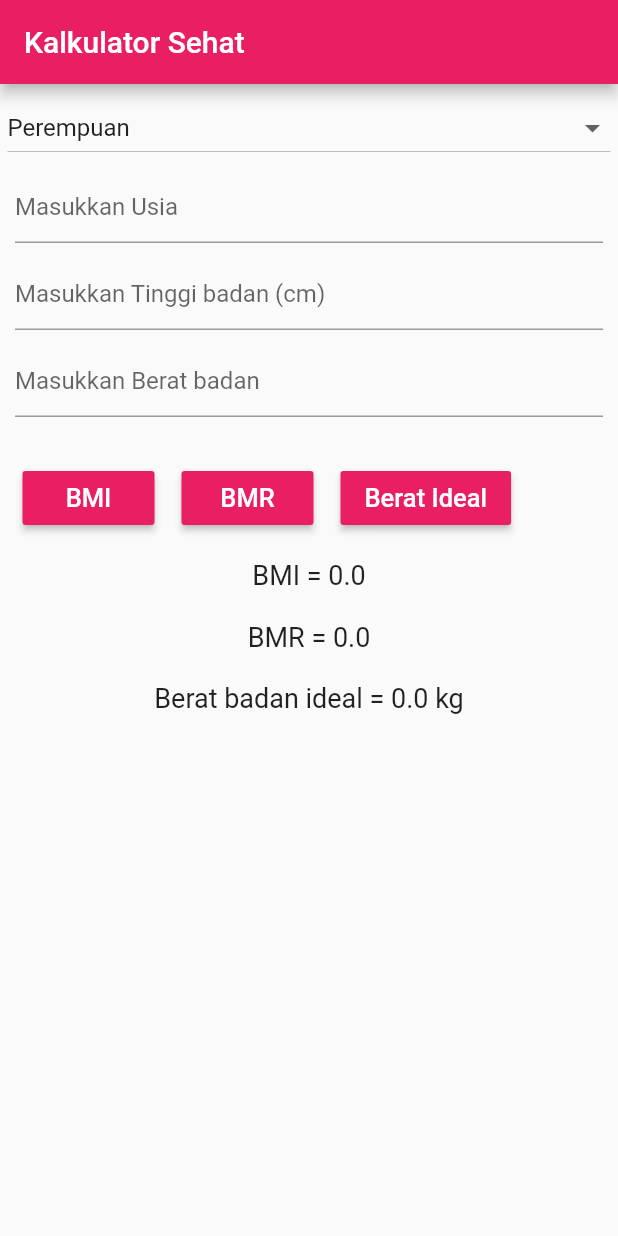
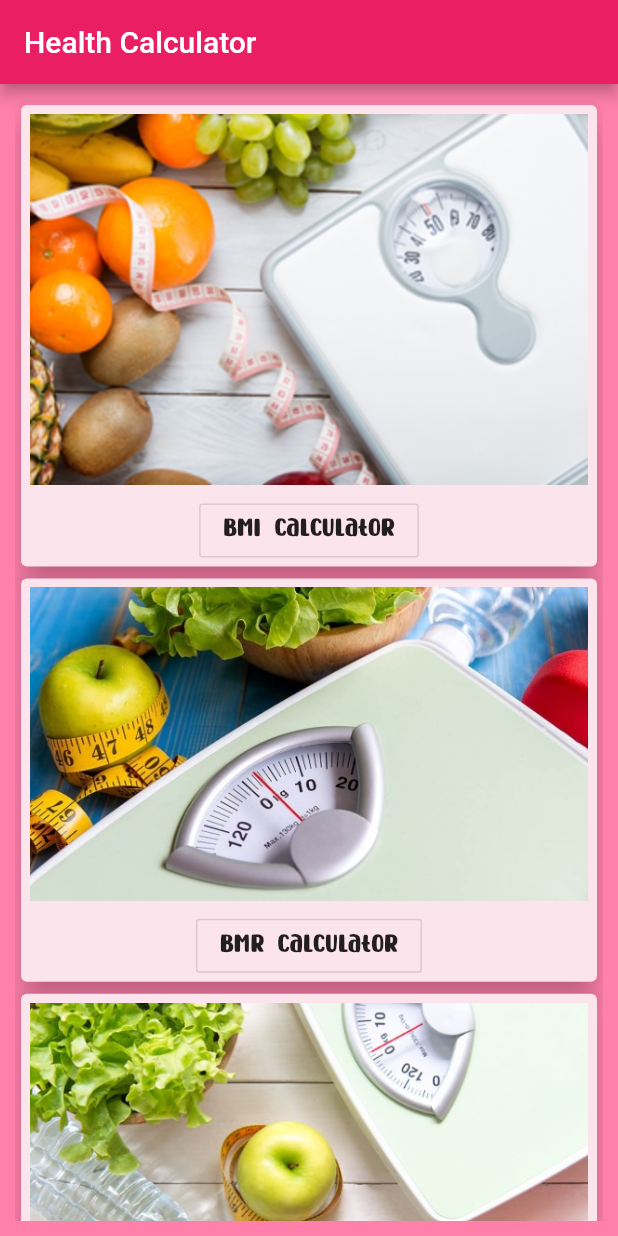
Before and after one commit to ayuariesta/dicoding_ayu_ariesta, a Flutter app: the screen it shows after launch, on a phone screen of 412 x 824 dp. Run offline on Flutter 3.47's test engine with Material 2 defaults, Android fonts, the phone set to English and light mode, and no system bars.

Commit message:
penambahan dicoding

```diff
--- a/lib/beratBadan.dart
+++ b/lib/beratBadan.dart
@@ -11,7 +11,7 @@ class FormBB extends StatelessWidget {
   @override
   Widget build(BuildContext context) {
     return Container(
-      margin: EdgeInsets.fromLTRB(10, 0, 10, 10),
+      margin: EdgeInsets.fromLTRB(35, 5, 35, 5),
       child: TextFormField(
         decoration: InputDecoration(hintText: 'Masukkan Berat badan'),
         controller: inputBB,
--- a/lib/convert.dart
+++ b/lib/convert.dart
@@ -13,7 +13,7 @@ class Convert extends StatelessWidget {
   @override
   Widget build(BuildContext context) {
     return Container(
-      margin: EdgeInsets.fromLTRB(15, 20, 3, 7),
+      margin: EdgeInsets.fromLTRB(15, 50, 3, 7),
       child: RaisedButton(
         //memasukkan function hitung di onPressed
         onPressed: _hitung,
--- a/lib/formUsia.dart
+++ b/lib/formUsia.dart
@@ -11,7 +11,7 @@ class Formulir extends StatelessWidget {
   @override
   Widget build(BuildContext context) {
     return Container(
-      margin: EdgeInsets.fromLTRB(10, 0, 10, 10),
+      margin: EdgeInsets.fromLTRB(35, 0, 35, 10),
       child: TextFormField(
         decoration: InputDecoration(
           hintText: 'Masukkan Usia',
--- /dev/null
+++ b/lib/home.dart
@@ -0,0 +1,107 @@
+import 'package:flutter/material.dart';
+import 'package:quiz1_ayu_ariesta/perhitunganBMI.dart';
+import 'package:quiz1_ayu_ariesta/perhitunganBMR.dart';
+import 'package:quiz1_ayu_ariesta/perhitunganIdeal.dart';
+
+class Home extends StatelessWidget {
+  @override
+  Widget build(BuildContext context) {
+    return MaterialApp(
+      debugShowCheckedModeBanner: false,
+      home: Scaffold(
+        backgroundColor: Colors.pinkAccent.shade100,
+        body: Container(
+          margin: EdgeInsets.all(10),
+          child: ListView(
+            children: <Widget>[
+              Card(
+                color: Colors.pink.shade50,
+                elevation: 8,
+                child: Column(
+                  children: <Widget>[
+                    Container(
+                      margin: EdgeInsets.all(6),
+                      child: Image.asset(
+                        'assets/images/BMI1.png',
+                        fit: BoxFit.cover,
+                      ),
+                    ),
+                    OutlineButton(
+                      onPressed: () {
+                        Navigator.push(context,
+                            MaterialPageRoute(builder: (context) {
+                          return BMICalculator();
+                        }));
+                      },
+                      child: Text(
+                        "BMI Calculator",
+                        style: TextStyle(
+                            fontFamily: 'Caramel Sweets', fontSize: 17),
+                      ),
+                    )
+                  ],
+                ),
+              ),
+              Card(
+                color: Colors.pink.shade50,
+                elevation: 8,
+                child: Column(
+                  children: <Widget>[
+                    Container(
+                      margin: EdgeInsets.all(6),
+                      child: Image.asset(
+                        'assets/images/BMIGambar.jpg',
+                        fit: BoxFit.cover,
+                      ),
+                    ),
+                    OutlineButton(
+                      onPressed: () {
+                        Navigator.push(context,
+                            MaterialPageRoute(builder: (context) {
+                          return BMRCalculator();
+                        }));
+                      },
+                      child: Text(
+                        "BMR Calculator",
+                        style: TextStyle(
+                            fontFamily: 'Caramel Sweets', fontSize: 17),
+                      ),
+                    )
+                  ],
+                ),
+              ),
+              Card(
+                color: Colors.pink.shade50,
+                elevation: 8,
+                child: Column(
+                  children: <Widget>[
+                    Container(
+                      margin: EdgeInsets.all(6),
+                      child: Image.asset(
+                        'assets/images/BMI2.png',
+                        fit: BoxFit.cover,
+                      ),
+                    ),
+                    OutlineButton(
+                      onPressed: () {
+                        Navigator.push(context,
+                            MaterialPageRoute(builder: (context) {
+                          return Ideal();
+                        }));
+                      },
+                      child: Text(
+                        "Ideal Calculator",
+                        style: TextStyle(
+                            fontFamily: 'Caramel Sweets', fontSize: 17),
+                      ),
+                    )
+                  ],
+                ),
+              ),
+            ],
+          ),
+        ),
+      ),
+    );
+  }
+}
--- a/lib/main.dart
+++ b/lib/main.dart
@@ -1,82 +1,11 @@
 import 'package:flutter/material.dart';
-import 'package:flutter/services.dart';
-import 'beratBadan.dart';
-import 'tinggiBadan.dart';
-import 'convert.dart';
-import 'formUsia.dart';
+import 'package:quiz1_ayu_ariesta/home.dart';
 
 void main() {
   runApp(MyApp());
 }
 
-class MyApp extends StatefulWidget {
-  // This widget is the root of your application.
-  @override
-  _MyAppState createState() => _MyAppState();
-}
-
-class _MyAppState extends State<MyApp> {
-  //controller
-  var listJenis = ["Laki-laki", "Perempuan"];
-  String _jenis = "Perempuan";
-  var inputUsia = new TextEditingController();
-  var inputTB = new TextEditingController();
-  var inputBB = new TextEditingController();
-
-  //state
-  double _inputUsia = 0;
-  double _inputTinggi = 0;
-  double _inputBerat = 0;
-  double _resultBMI = 0;
-  double _resultBMR = 0;
-  double _resultIdeal = 0;
-
-  _dropdownChange(String value) {
-    setState(() {
-      _jenis = value;
-    });
-  }
-
-  //rumus menghitung BMR
-  _rumusBMR() {
-    setState(() {
-      _inputTinggi = double.parse(inputTB.text);
-      _inputBerat = double.parse(inputBB.text);
-      _inputUsia = double.parse(inputUsia.text);
-      if (_jenis == "Perempuan")
-        _resultBMR = 66.5 +
-            (13.7 * _inputBerat) +
-            (5 * _inputTinggi) -
-            (6.8 * _inputUsia);
-      else
-        _resultBMR = 655 +
-            (9.6 * _inputBerat) +
-            (1.8 * _inputTinggi) -
-            (4.7 * _inputUsia);
-    });
-  }
-
-  //rumus menghitung BMI
-  _rumusBMI() {
-    setState(() {
-      _inputTinggi = double.parse(inputTB.text);
-      _inputBerat = double.parse(inputBB.text);
-      _resultBMI = (_inputBerat * 10000) / (_inputTinggi * _inputTinggi);
-    });
-  }
-
-  //rumus menghitung berat badan ideal
-  _rumusIdeal() {
-    setState(() {
-      _inputTinggi = double.parse(inputTB.text);
-      _inputBerat = double.parse(inputBB.text);
-      if (_jenis == "Perempuan")
-        _resultIdeal = (_inputTinggi - 100) - ((_inputTinggi - 100) * 0.15);
-      else
-        _resultIdeal = (_inputTinggi - 100) - ((_inputTinggi - 100) * 0.10);
-    });
-  }
-
+class MyApp extends StatelessWidget {
   @override
   Widget build(BuildContext context) {
     return MaterialApp(
@@ -87,80 +16,9 @@ class _MyAppState extends State<MyApp> {
       ),
       home: Scaffold(
         appBar: AppBar(
-          //judul dari project
-          title: Text("Kalkulator Sehat"),
+          title: Text('Health Calculator '),
         ),
-        body: Container(
-          child: Column(
-            mainAxisAlignment: MainAxisAlignment.start,
-            children: [
-              Column(
-                children: [
-                  //dropdown untuk memilih jenis kelamin
-                  Container(
-                    margin: EdgeInsets.all(5),
-                    child: DropdownButton<String>(
-                      items: listJenis.map((String value) {
-                        return DropdownMenuItem<String>(
-                          value: value,
-                          child: Text(value),
-                        );
-                      }).toList(),
-                      isExpanded: true,
-                      value: _jenis,
-                      onChanged: _dropdownChange,
-                    ),
-                  ),
-                  //form untuk memasukkan usia
-                  Formulir(inputUsia: inputUsia),
-                  FormTB(inputTB: inputTB),
-                  //form untuk memasukkan tinggi badan
-                  FormBB(inputBB: inputBB),
-                ],
-              ),
-              Column(
-                children: [
-                  Row(
-                    //button untuk konversi
-                    children: [
-                      Convert(title: "BMI", hitung: _rumusBMI),
-                      Convert(title: "BMR", hitung: _rumusBMR),
-                      Convert(title: "Berat Ideal", hitung: _rumusIdeal),
-                    ],
-                  ),
-                ],
-              ),
-              Column(
-                children: [
-                  Container(
-                    //untuk menampilkan hasil dari perhitungan BMI
-                    margin: EdgeInsets.all(10),
-                    child: Text(
-                      "BMI = " + '$_resultBMI',
-                      style: TextStyle(fontSize: 18),
-                    ),
-                  ),
-                  Container(
-                    //untuk menampilkan hasil dari perhitungan BMR
-                    margin: EdgeInsets.all(10),
-                    child: Text(
-                      "BMR = " + '$_resultBMR',
-                      style: TextStyle(fontSize: 18),
-                    ),
-                  ),
-                  Container(
-                    //untuk menampilkan hasil dari perhitungan Berat badan ideal
-                    margin: EdgeInsets.all(10),
-                    child: Text(
-                      "Berat badan ideal = " + '$_resultIdeal' + ' kg',
-                      style: TextStyle(fontSize: 18),
-                    ),
-                  ),
-                ],
-              ),
-            ],
-          ),
-        ),
+        body: Home(),
       ),
     );
   }
--- a/lib/tinggiBadan.dart
+++ b/lib/tinggiBadan.dart
@@ -11,7 +11,7 @@ class FormTB extends StatelessWidget {
   @override
   Widget build(BuildContext context) {
     return Container(
-      margin: EdgeInsets.fromLTRB(10, 0, 10, 10),
+      margin: EdgeInsets.fromLTRB(35, 15, 35, 15),
       //untuk melakukan input tinggi badan
       child: TextFormField(
         decoration: InputDecoration(hintText: 'Masukkan Tinggi badan (cm)'),
```
Also changed, not shown: lib/perhitunganBMI.dart (added, +98 -0 lines), lib/perhitunganBMR.dart (added, +133 -0 lines), lib/perhitunganIdeal.dart (added, +122 -0 lines), pubspec.yaml (+11 -5 lines), assets/Caramel Sweets.ttf (added), assets/Pumpkin Pancakes.ttf (added), assets/images/BMI1.png (added), assets/images/BMI2.png (added), assets/images/BMIGambar.jpg (added), pubspec.lock.
